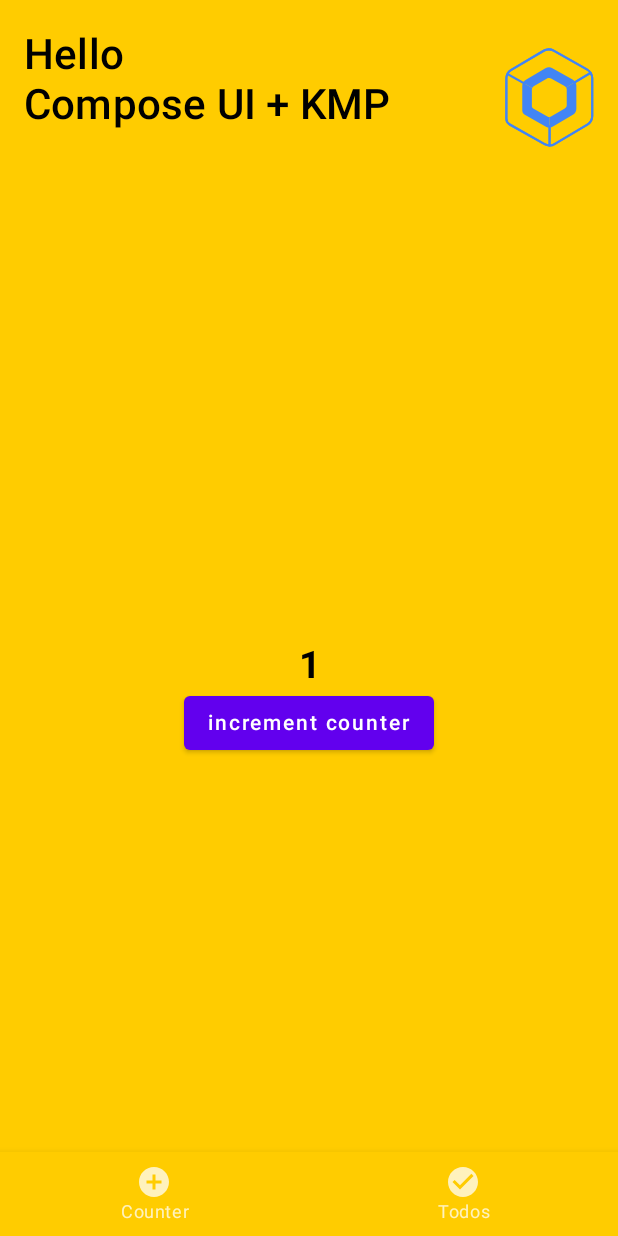
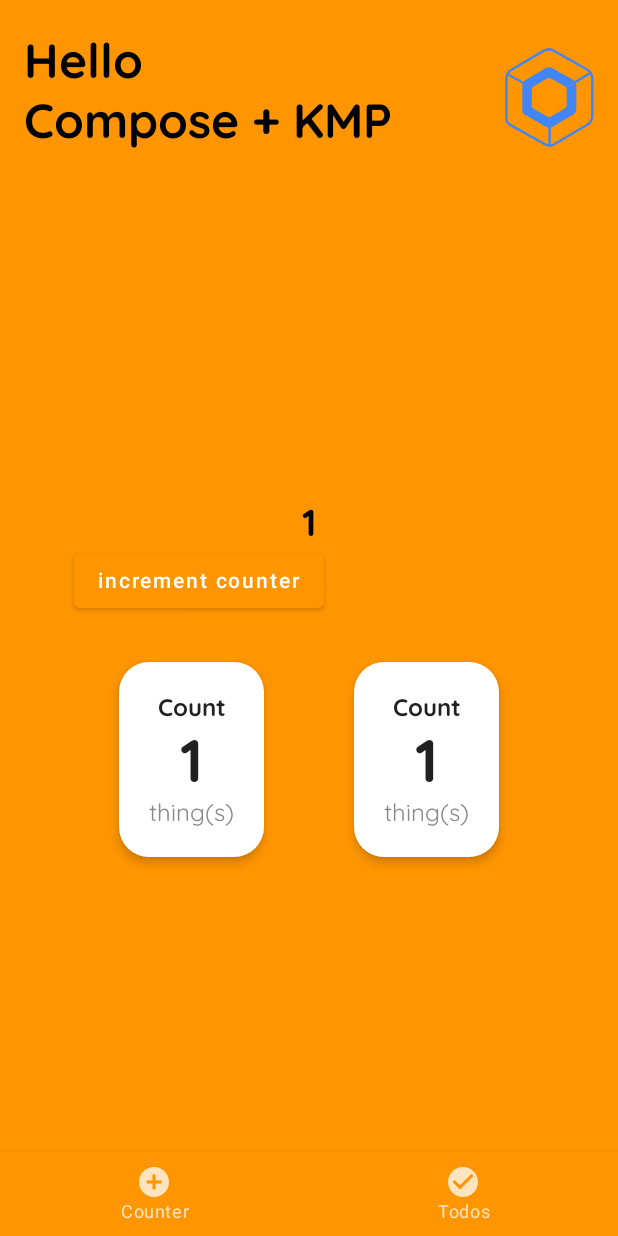
Before and after one commit to ybonnetain/kintro, an Android app built with Jetpack Compose: the screen it shows after launch (MainActivity), after a tap on "increment counter", on a phone screen of 412 x 824 dp. Run offline under Robolectric (Android 15) with nearby library versions, the phone set to English and light mode, and no system bars; our stand-ins replace accompanist; libraries missing offline, so code that uses them is left out: co.touchlab.kermit; 3 statements that could not run were skipped.

Commit message:
use state flow for counter in compose's view model@koin

```diff
--- a/androidKintro/src/main/java/dev/ybonnetain/kintro/android/AppModule.kt
+++ b/androidKintro/src/main/java/dev/ybonnetain/kintro/android/AppModule.kt
@@ -5,5 +5,5 @@ import org.koin.dsl.module
 import org.koin.androidx.viewmodel.dsl.viewModel
 
 val appModule = module {
-    viewModel { CounterViewModel() }
+    viewModel { CounterViewModel(get()) }
 }
--- a/androidKintro/src/main/java/dev/ybonnetain/kintro/android/helpers/Color.kt
+++ /dev/null
@@ -1,11 +0,0 @@
-package dev.ybonnetain.kintro.android.helpers
-
-import androidx.compose.ui.graphics.Color
-
-object ColorScheme {
-    val layout = Color(0xfff2f2f7)
-    val counter = Color(0xffffcc00)
-    val orange = Color(0xffff9501)
-    val unselected = Color(0xff9f9f4b)
-    val selected = Color(0xff9f9f4b)
-}
--- /dev/null
+++ b/androidKintro/src/main/java/dev/ybonnetain/kintro/android/helpers/Theme.kt
@@ -0,0 +1,80 @@
+package dev.ybonnetain.kintro.android.helpers
+
+import androidx.compose.foundation.isSystemInDarkTheme
+import androidx.compose.material.MaterialTheme
+import androidx.compose.material.Typography
+import androidx.compose.material.darkColors
+import androidx.compose.material.lightColors
+import androidx.compose.runtime.Composable
+import androidx.compose.ui.graphics.Color
+import androidx.compose.ui.text.TextStyle
+import androidx.compose.ui.text.font.Font
+import androidx.compose.ui.text.font.FontFamily
+import androidx.compose.ui.text.font.FontWeight
+import androidx.compose.ui.unit.sp
+import dev.ybonnetain.kintro.android.R
+
+// Typography
+//
+
+private val QuickSand = FontFamily(
+    Font(R.font.quicksand_regular),
+    Font(R.font.quicksand_bold, FontWeight.Bold)
+)
+
+val typography = Typography(
+    h1 = TextStyle(
+        fontFamily = QuickSand,
+        fontWeight = FontWeight.Bold,
+        fontSize = 32.sp
+    ),
+    body1 = TextStyle(
+        fontFamily = QuickSand,
+        fontWeight = FontWeight.Normal,
+        fontSize = 16.sp
+    )
+)
+
+// Colors
+//
+
+object ColorPalette {
+    val layout = Color(0xfff2f2f7)
+    val orange = Color(0xffff9501)
+    val peach = Color(0xFFFFE5B4)
+    val yellow = Color(0xFFFFFF00)
+    val darkOrange = Color(0xFFFF9501)
+}
+
+private val DarkColorPalette = darkColors(
+    primary = ColorPalette.orange,
+    primaryVariant = ColorPalette.peach,
+    secondary = ColorPalette.yellow
+)
+
+private val LightColorPalette = lightColors(
+    primary = ColorPalette.orange,
+    primaryVariant = ColorPalette.peach,
+    secondary = ColorPalette.yellow
+)
+
+// Application Theme (from material base)
+//
+
+@Composable
+fun KintroTheme(
+    darkTheme: Boolean = isSystemInDarkTheme(),
+    content: @Composable() () -> Unit
+) {
+    val colors = if (darkTheme) {
+        DarkColorPalette
+    } else {
+        LightColorPalette
+    }
+
+    MaterialTheme(
+        colors = colors,
+        content = content,
+        typography = typography
+    )
+}
--- a/androidKintro/src/main/java/dev/ybonnetain/kintro/android/ui/MainActivity.kt
+++ b/androidKintro/src/main/java/dev/ybonnetain/kintro/android/ui/MainActivity.kt
@@ -10,6 +10,7 @@ import androidx.compose.runtime.SideEffect
 import androidx.compose.ui.graphics.Color
 import androidx.navigation.compose.rememberNavController
 import com.google.accompanist.systemuicontroller.rememberSystemUiController
+import dev.ybonnetain.kintro.android.helpers.KintroTheme
 
 import dev.ybonnetain.kintro.android.ui.layout.BottomBar
 import dev.ybonnetain.kintro.android.ui.layout.TopBar
@@ -42,10 +43,12 @@ fun MainLayout() {
         )
     }
 
-    Scaffold(
-        topBar = { TopBar() },
-        bottomBar = { BottomBar(navController) }
-    ) {
-        Navigation(navController = navController)
+    KintroTheme {
+        Scaffold(
+            topBar = { TopBar() },
+            bottomBar = { BottomBar(navController) }
+        ) {
+            Navigation(navController = navController)
+        }
     }
 }
--- a/androidKintro/src/main/java/dev/ybonnetain/kintro/android/ui/layout/BottomBar.kt
+++ b/androidKintro/src/main/java/dev/ybonnetain/kintro/android/ui/layout/BottomBar.kt
@@ -8,17 +8,17 @@ import androidx.compose.runtime.Composable
 import androidx.compose.runtime.getValue
 import androidx.compose.ui.graphics.Color
 import androidx.compose.ui.tooling.preview.Preview
-
 import androidx.navigation.NavController
 import androidx.navigation.compose.currentBackStackEntryAsState
 import androidx.navigation.compose.rememberNavController
-import dev.ybonnetain.kintro.android.helpers.ColorScheme
+
+import dev.ybonnetain.kintro.android.helpers.ColorPalette
 import dev.ybonnetain.kintro.android.ui.navItems
 
 @Composable
 fun BottomBar(navController: NavController) {
     BottomNavigation(
-        backgroundColor = ColorScheme.counter,
+        backgroundColor = ColorPalette.orange,
         contentColor = Color.White
     ) {
         val navBackStackEntry by navController.currentBackStackEntryAsState()
--- a/androidKintro/src/main/java/dev/ybonnetain/kintro/android/ui/layout/TopBar.kt
+++ b/androidKintro/src/main/java/dev/ybonnetain/kintro/android/ui/layout/TopBar.kt
@@ -2,6 +2,7 @@ package dev.ybonnetain.kintro.android.ui.layout
 
 import androidx.compose.foundation.Image
 import androidx.compose.foundation.layout.*
+import androidx.compose.material.MaterialTheme
 import androidx.compose.material.Text
 import androidx.compose.material.TopAppBar
 import androidx.compose.runtime.Composable
@@ -11,9 +12,10 @@ import androidx.compose.ui.res.painterResource
 import androidx.compose.ui.tooling.preview.Preview
 import androidx.compose.ui.unit.dp
 import androidx.compose.ui.unit.sp
-import dev.ybonnetain.kintro.android.helpers.ColorScheme
 
 import dev.ybonnetain.kintro.android.R
+import dev.ybonnetain.kintro.android.helpers.ColorPalette
+import dev.ybonnetain.kintro.android.helpers.typography
 
 @Composable
 fun TopBar() {
@@ -23,15 +25,15 @@ fun TopBar() {
                 Spacer(modifier = Modifier.height(20.dp))
                 Row() {
                     Column() {
-                        Text(text = "Hello", fontSize = 28.sp, color = Color.Black)
-                        Text(text = "Compose UI + KMP", fontSize = 28.sp, color = Color.Black)
+                        Text(text = "Hello", style = typography.h1, color = Color.Black)
+                        Text(text = "Compose + KMP", style = typography.h1, color = Color.Black)
                     }
                     Spacer(modifier = Modifier.weight(1f))
                     Image(painterResource(id = R.drawable.compose), contentDescription = null)
                 }
             }
         },
-        backgroundColor = ColorScheme.counter,
+        backgroundColor = ColorPalette.orange,
         contentColor = Color.White,
         elevation = 0.dp,
         modifier = Modifier.heightIn(min = 110.dp, max = 110.dp) // TODO wrap content
--- a/androidKintro/src/main/java/dev/ybonnetain/kintro/android/ui/screens/CounterScreen.kt
+++ b/androidKintro/src/main/java/dev/ybonnetain/kintro/android/ui/screens/CounterScreen.kt
@@ -2,7 +2,9 @@ package dev.ybonnetain.kintro.android.ui.screens
 
 import androidx.compose.foundation.background
 import androidx.compose.foundation.layout.*
+import androidx.compose.foundation.shape.RoundedCornerShape
 import androidx.compose.material.Button
+import androidx.compose.material.Card
 import androidx.compose.material.Text
 import androidx.compose.runtime.*
 import androidx.compose.ui.Alignment
@@ -11,34 +13,60 @@ import androidx.compose.ui.graphics.Color
 import androidx.compose.ui.text.font.FontWeight
 import androidx.compose.ui.text.style.TextAlign
 import androidx.compose.ui.tooling.preview.Preview
+import androidx.compose.ui.unit.dp
 import androidx.compose.ui.unit.sp
-import dev.ybonnetain.kintro.android.helpers.ColorScheme
+import androidx.lifecycle.viewmodel.compose.viewModel
+import dev.ybonnetain.kintro.android.helpers.ColorPalette
 import org.koin.androidx.compose.getViewModel
 
 @Composable
 fun CounterScreen() {
     val viewModel = getViewModel<CounterViewModel>()
+    val count = viewModel.observer.collectAsState()
 
     Column(
         modifier = Modifier
             .fillMaxSize()
-
-            .background(ColorScheme.counter)
+            .background(ColorPalette.orange)
             .wrapContentSize(Alignment.Center)
     ) {
-        var count by remember { mutableStateOf(0) }
         Text(
-            text = count.toString(),
+            text = count.value.toString(),
             fontWeight = FontWeight.Bold,
             color = Color.Black,
             modifier = Modifier.align(Alignment.CenterHorizontally),
             textAlign = TextAlign.Center,
             fontSize = 25.sp
         )
-        Button(onClick = {
-            count = viewModel.increment()
-        }) {
+        Button(onClick = { viewModel.increment() }) {
             Text(text = "increment counter")
+        }
+
+        Row(verticalAlignment = Alignment.CenterVertically) {
+            CounterCard()
+            CounterCard()
+        }
+
+    }
+}
+
+@Composable
+fun CounterCard() {
+    Card(
+        elevation = 4.dp,
+        shape = RoundedCornerShape(20.dp),
+        modifier = Modifier
+            .background(ColorPalette.darkOrange)
+            .padding(30.dp)
+    ) {
+        Column(
+            modifier = Modifier.padding(20.dp),
+            verticalArrangement = Arrangement.Center,
+            horizontalAlignment = Alignment.CenterHorizontally
+        ) {
+            Text("Count", fontWeight = FontWeight.W700)
+            Text("1", fontWeight = FontWeight.Black, fontSize = 40.sp)
+            Text("thing(s)", color = Color.Gray)
         }
     }
 }
--- a/androidKintro/src/main/java/dev/ybonnetain/kintro/android/ui/screens/CounterViewModel.kt
+++ b/androidKintro/src/main/java/dev/ybonnetain/kintro/android/ui/screens/CounterViewModel.kt
@@ -3,8 +3,9 @@ package dev.ybonnetain.kintro.android.ui.screens
 import androidx.lifecycle.ViewModel
 import dev.ybonnetain.kintro.repositories.Counter
 
-class CounterViewModel() : ViewModel() {
-    private val repository: Counter = Counter()
+class CounterViewModel(private val repository: Counter) : ViewModel() {
 
-    fun increment() : Int = repository.incrementCounter()
+    var observer = repository.observeCounter()
+
+    fun increment() { repository.incrementCounter() }
 }
--- a/shared/src/commonMain/kotlin/dev/ybonnetain/kintro/di/Koin.kt
+++ b/shared/src/commonMain/kotlin/dev/ybonnetain/kintro/di/Koin.kt
@@ -7,6 +7,7 @@ import dev.ybonnetain.kintro.mocks.MockDispatcher
 import dev.ybonnetain.kintro.platformModule
 import dev.ybonnetain.kintro.remote.TodosApi
 import dev.ybonnetain.kintro.remote.UsersApi
+import dev.ybonnetain.kintro.repositories.Counter
 import dev.ybonnetain.kintro.repositories.TodosRepository
 import dev.ybonnetain.kintro.repositories.UsersRepository
 import dev.ybonnetain.kintro.store.TodosStore
@@ -51,6 +52,8 @@ fun shared() = module {
     } else {
         single { createHttpClient(get()) }
     }
+
+    single { Counter() }
 
     single { TodosApi(get()) }
     single { TodosRepository() }
--- a/shared/src/commonMain/kotlin/dev/ybonnetain/kintro/repositories/Counter.kt
+++ b/shared/src/commonMain/kotlin/dev/ybonnetain/kintro/repositories/Counter.kt
@@ -1,8 +1,18 @@
 package dev.ybonnetain.kintro.repositories
 
+import dev.ybonnetain.kintro.store.TodosSideEffect
+import dev.ybonnetain.kintro.store.TodosState
+import dev.ybonnetain.kintro.store.TodosStore
 import kotlinx.coroutines.delay
+import kotlinx.coroutines.flow.MutableSharedFlow
+import kotlinx.coroutines.flow.MutableStateFlow
+import kotlinx.coroutines.flow.StateFlow
 
 class Counter() {
+
+    private val count = MutableStateFlow(0)
+
+    fun observeCounter(): StateFlow<Int> = count
 
     // n = term position in fibonacci serie
     // we start with 1st term for seed = (0,1)
@@ -10,23 +20,26 @@ class Counter() {
     private var n = 1
     private val seed = Pair(0, 1)
 
-    fun incrementCounter() : Int = currentTerm(++n)
-
-    fun decrementCounter() : Int {
-        if (n > 1) n--
-        return currentTerm(n)
+    fun incrementCounter() {
+        currentTerm(++n)
     }
 
-    fun resetCounter() : Int {
-        n = 1
-        return currentTerm(n)
+    fun decrementCounter() {
+        if (n > 1) currentTerm(n--)
     }
 
-    private fun currentTerm(n: Int) = generateSequence(seed, { Pair(it.second, it.first + it.second) })
-        .map { it.first }
-        .take(n)
-        .toList()
-        .last()
+    fun resetCounter() {
+        n = 1
+        currentTerm(n)
+    }
+
+    private fun currentTerm(n: Int) {
+        count.value = generateSequence(seed, { Pair(it.second, it.first + it.second) })
+            .map { it.first }
+            .take(n)
+            .toList()
+            .last()
+    }
 
     suspend fun tick() : String {
         delay(5000)
```
Also changed, not shown: androidKintro/src/main/java/dev/ybonnetain/kintro/android/KintroApplication.kt (renamed from androidKintro/src/main/java/dev/ybonnetain/kintro/android/MainApplication.kt), androidKintro/src/main/res/font/quicksand_bold.ttf (added), androidKintro/src/main/res/font/quicksand_regular.ttf (added).
